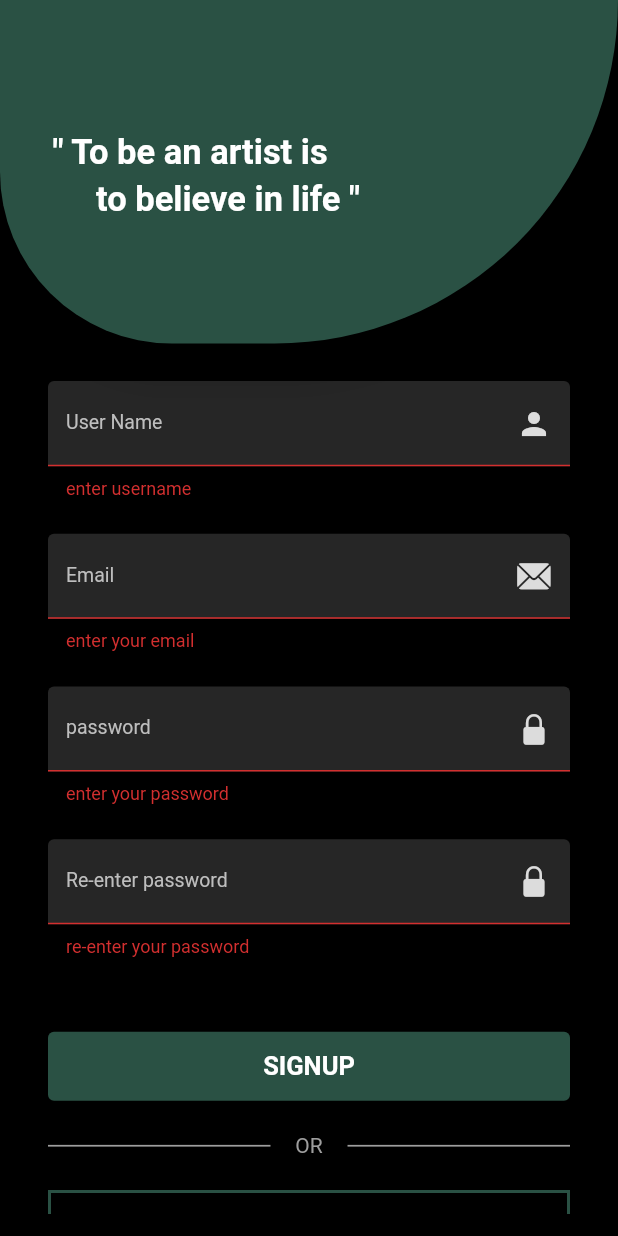
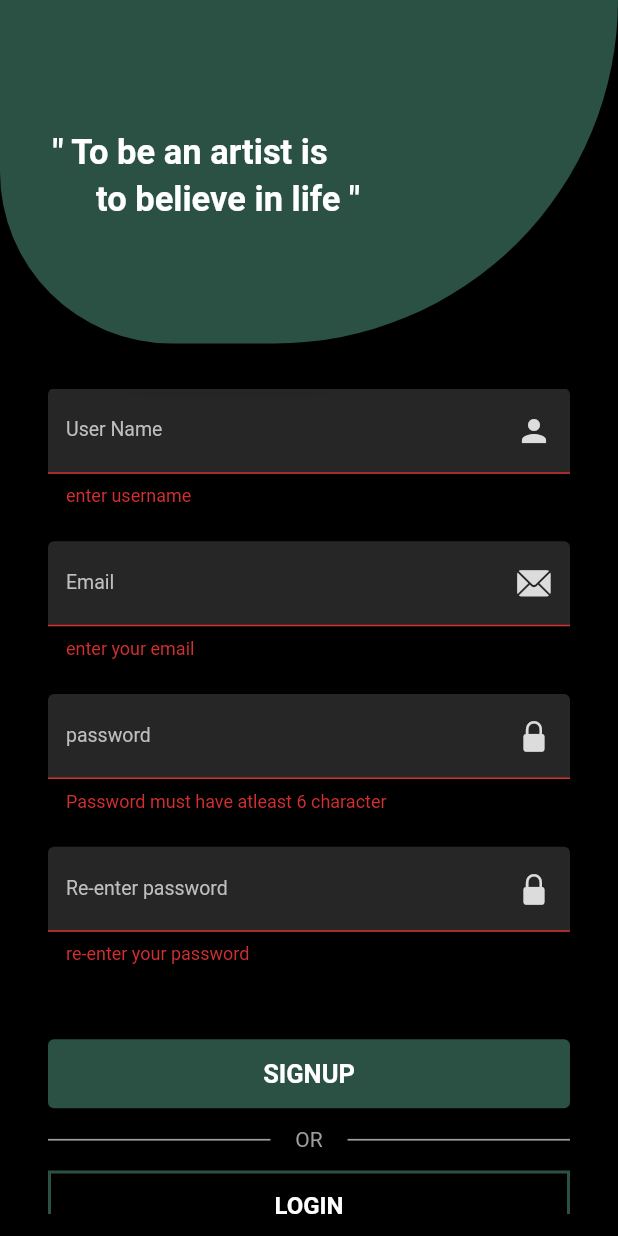
Before and after one commit to Athul-av/makeFrames, a Flutter app: the SignupScreen screen opened directly, after a tap on "SIGNUP", on a phone screen of 412 x 824 dp. Run offline on Flutter 3.47's test engine with Material 2 defaults, Android fonts, the phone set to English and light mode, and no system bars; our stand-ins replace dio, flutter_secure_storage; accounts and stored records are empty.

Commit message:
some bug fixed

```diff
--- a/lib/constant/Apiconfig.dart
+++ b/lib/constant/Apiconfig.dart
@@ -3,6 +3,7 @@ class Apiconfig {
   static const loginApi = "/user/login";
   static const signupApi = "/user/signup";
   static const otp = "/user/otp";
+  static const loginCheck = "/user/loginCheck";
 }
 
 class ApiQueryParameter {
--- a/lib/main.dart
+++ b/lib/main.dart
@@ -6,7 +6,7 @@ import 'package:makeframes/splash/splash.dart';
 import 'package:provider/provider.dart';
 
 void main() {
-  runApp(MyApp());
+  runApp(const MyApp());
 }
 
 class MyApp extends StatelessWidget {
@@ -16,7 +16,7 @@ class MyApp extends StatelessWidget {
   Widget build(BuildContext context) {
     return MultiProvider(
       providers: [
-        ChangeNotifierProvider(create: ((context) => splashProvider())),
+        ChangeNotifierProvider(create: ((context) => SplashProvider())),
         ChangeNotifierProvider(create: ((context) => SignUpProvdr())),
         ChangeNotifierProvider(create: ((context) => LoginProvider())),
       ],
--- a/lib/provider/loginProvider.dart
+++ b/lib/provider/loginProvider.dart
@@ -1,4 +1,5 @@
 import 'package:flutter/material.dart';
+import 'package:flutter_secure_storage/flutter_secure_storage.dart';
 import 'package:makeframes/Services/api_service.dart';
 import 'package:makeframes/constant/snackbar.dart';
 import 'package:makeframes/models/login_request_model.dart';
@@ -9,6 +10,8 @@ class LoginProvider with ChangeNotifier{
 final emailController = TextEditingController();
 final passwordController = TextEditingController();
 bool isload =false;
+
+FlutterSecureStorage storage = const FlutterSecureStorage();
 
 Future<void> loginButtonclicked(context) async {
    isload =true;
@@ -21,6 +24,8 @@ Future<void> loginButtonclicked(context) async {
     await ApiService().login(loguser).then((value) => {
           if (value!.isPass == true)
             {
+               storage.write(key: 'token', value: value.token),
+
               Navigator.of(context).pushAndRemoveUntil(
                   MaterialPageRoute(builder: (_) => HomeScreen()),
                   (route) => false)
--- a/lib/provider/splashpro.dart
+++ b/lib/provider/splashpro.dart
@@ -1,15 +1,32 @@
 import 'dart:async';
+
 import 'package:flutter/material.dart';
+import 'package:flutter_secure_storage/flutter_secure_storage.dart';
+import 'package:makeframes/Services/api_service.dart';
+import 'package:makeframes/screens/home/homesccreen.dart';
 import 'package:makeframes/screens/login/loginscreen.dart';
 
-class splashProvider with ChangeNotifier {
+class SplashProvider with ChangeNotifier {
+
+   FlutterSecureStorage storage = const FlutterSecureStorage();
+   String? logincheck;
   timer(context) async {
     Timer(
       const Duration(seconds: 3),
-      () {
-        Navigator.of(context)
-            .pushReplacement(MaterialPageRoute(builder: (_) => LoginScreen()));
-      },
+      ()async {
+     logincheck = await storage.read(key: 'token');
+
+     // checking the token valid or  not
+      ApiService().checktoken(logincheck!).then((value) {
+
+      if(value!.user==true){
+         Navigator.of(context)
+           .pushReplacement(MaterialPageRoute(builder: (_) => HomeScreen()));
+      }else{
+         Navigator.of(context).pushReplacement(MaterialPageRoute(builder: (_)=> LoginScreen()));
+      }
+     });
+       },
     );
   }
 }
--- a/lib/screens/home/homesccreen.dart
+++ b/lib/screens/home/homesccreen.dart
@@ -1,7 +1,7 @@
 import 'package:flutter/material.dart';
 
 class HomeScreen extends StatelessWidget {
-  HomeScreen({super.key});
+  const HomeScreen({super.key});
 
   @override
   Widget build(BuildContext context) {
--- a/lib/screens/login/signupScreen.dart
+++ b/lib/screens/login/signupScreen.dart
@@ -62,7 +62,7 @@ class SignupScreen extends StatelessWidget {
       ),
       body: Padding(
         padding:
-            const EdgeInsets.only(left: 32, right: 32, top: 25, bottom: 15),
+            const EdgeInsets.only(left: 32, right: 32, top: 30 , bottom: 15),
         child: Form(
           key: formKey,
           autovalidateMode: AutovalidateMode.onUserInteraction,
@@ -132,8 +132,8 @@ class SignupScreen extends StatelessWidget {
                 cursorColor: color1(),
                 obscureText: true,
                 validator: ((value) {
-                  if (value!.isEmpty) {
-                    return "enter your password";
+                  if (value!.isEmpty || value.length < 6) {
+                    return "Password must have atleast 6 character";
                   } else {
                     return null;
                   }
@@ -212,7 +212,7 @@ class SignupScreen extends StatelessWidget {
                     },
                   )),
               const SizedBox(
-                height: 21,
+                height: 12,
               ),
               Row(
                 mainAxisAlignment: MainAxisAlignment.spaceBetween,
@@ -234,12 +234,13 @@ class SignupScreen extends StatelessWidget {
                 ],
               ),
               const SizedBox(
-                height: 21,
+                height: 12,
               ),
               ElevatedButton(
                   onPressed: () async {
                     Navigator.of(context).pushReplacement(
                         MaterialPageRoute(builder: (_) => LoginScreen()));
+                        provider.disposeTextfield();
                   },
                   style: ButtonStyle(
                       shape: MaterialStateProperty.all(
--- a/lib/splash/splash.dart
+++ b/lib/splash/splash.dart
@@ -8,7 +8,7 @@ class Splash extends StatelessWidget {
 
   @override
   Widget build(BuildContext context) {
-    Provider.of<splashProvider>(context, listen: false).timer(context);
+    Provider.of<SplashProvider>(context, listen: false).timer(context);
     return Scaffold(
       backgroundColor: Colors.black,
       body: Center(
```
Also changed, not shown: lib/Services/api_service.dart (+36 -6 lines), lib/models/logincheck_respons.dart (added, +33 -0 lines), lib/provider/signUpProvdr.dart (+35 -7 lines), lib/screens/login/loginscreen.dart (+3 -7 lines), lib/constant/widgets.dart (line endings or trailing spaces).
